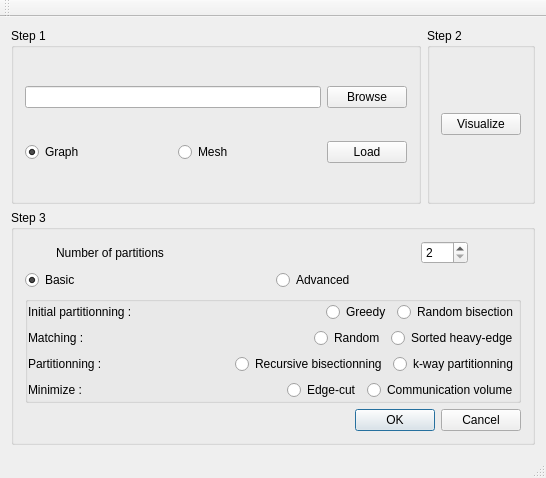
This is mainwindow.ui in hsoudry/cranfieldgroupproject2016 as Qt 5 draws it before an edit. The edited form follows.
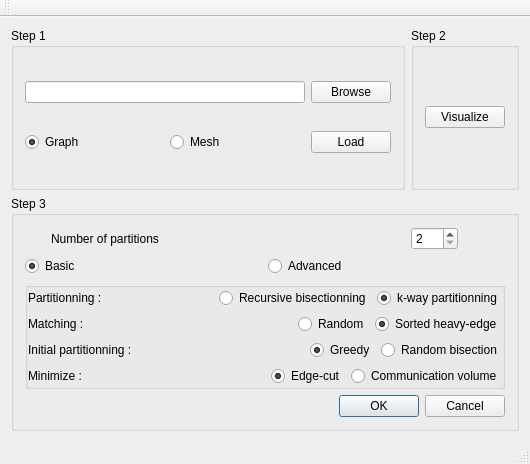
This is the edited form.

Commit message: buttons are checked

```diff
--- a/mainwindow.ui
+++ b/mainwindow.ui
@@ -6,8 +6,8 @@
    <rect>
     <x>0</x>
     <y>0</y>
-    <width>546</width>
-    <height>478</height>
+    <width>530</width>
+    <height>464</height>
    </rect>
   </property>
   <property name="windowTitle">
@@ -133,7 +133,9 @@
          <bool>false</bool>
         </property>
         <layout class="QGridLayout" name="gridLayout_5">
-         <item row="0" column="0" colspan="2">
+         <item row="0" column="0">
+          <layout class="QVBoxLayout" name="verticalLayout_5">
+           <item>
           <layout class="QVBoxLayout" name="verticalLayout_7">
            <item>
             <layout class="QVBoxLayout" name="verticalLayout_4">
@@ -254,109 +256,6 @@
               </property>
               <item row="0" column="0">
                <layout class="QVBoxLayout" name="verticalLayout">
-                <item>
-                 <layout class="QHBoxLayout" name="horizontalLayout_2">
-                  <item>
-                   <widget class="QLabel" name="initial">
-                    <property name="sizePolicy">
-                     <sizepolicy hsizetype="Fixed" vsizetype="Preferred">
-                      <horstretch>0</horstretch>
-                      <verstretch>0</verstretch>
-                     </sizepolicy>
-                    </property>
-                    <property name="text">
-                     <string>Initial partitionning :</string>
-                    </property>
-                   </widget>
-                  </item>
-                  <item>
-                   <spacer name="horizontalSpacer_9">
-                    <property name="orientation">
-                     <enum>Qt::Horizontal</enum>
-                    </property>
-                    <property name="sizeHint" stdset="0">
-                     <size>
-                      <width>40</width>
-                      <height>20</height>
-                     </size>
-                    </property>
-                   </spacer>
-                  </item>
-                  <item>
-                   <widget class="QRadioButton" name="greedy">
-                    <property name="text">
-                     <string>Greedy</string>
-                    </property>
-                    <attribute name="buttonGroup">
-                     <string notr="true">buttonGroup</string>
-                    </attribute>
-                   </widget>
-                  </item>
-                  <item>
-                   <widget class="QRadioButton" name="random_bisection">
-                    <property name="text">
-                     <string>Random bisection</string>
-                    </property>
-                    <attribute name="buttonGroup">
-                     <string notr="true">buttonGroup</string>
-                    </attribute>
-                   </widget>
-                  </item>
-                 </layout>
-                </item>
-                <item>
-                 <layout class="QHBoxLayout" name="horizontalLayout_5">
-                  <item>
-                   <widget class="QLabel" name="matching">
-                    <property name="enabled">
-                     <bool>true</bool>
-                    </property>
-                    <property name="sizePolicy">
-                     <sizepolicy hsizetype="Fixed" vsizetype="Preferred">
-                      <horstretch>0</horstretch>
-                      <verstretch>0</verstretch>
-                     </sizepolicy>
-                    </property>
-                    <property name="text">
-                     <string>Matching :</string>
-                    </property>
-                   </widget>
-                  </item>
-                  <item>
-                   <spacer name="horizontalSpacer_8">
-                    <property name="orientation">
-                     <enum>Qt::Horizontal</enum>
-                    </property>
-                    <property name="sizeHint" stdset="0">
-                     <size>
-                      <width>40</width>
-                      <height>20</height>
-                     </size>
-                    </property>
-                   </spacer>
-                  </item>
-                  <item>
-                   <widget class="QRadioButton" name="random_matching">
-                    <property name="text">
-                     <string>Random</string>
-                    </property>
-                    <attribute name="buttonGroup">
-                     <string notr="true">buttonGroup_2</string>
-                    </attribute>
-                   </widget>
-                  </item>
-                  <item>
-                   <widget class="QRadioButton" name="sorted">
-                    <property name="text">
-                     <string>Sorted heavy-edge</string>
-                    </property>
-                    <attribute name="buttonGroup">
-                     <string notr="true">buttonGroup_2</string>
-                    </attribute>
-                   </widget>
-                  </item>
-                 </layout>
-                </item>
                 <item>
                  <layout class="QHBoxLayout" name="horizontalLayout_8">
                   <item>
@@ -394,6 +293,9 @@
                     <property name="text">
                      <string>k-way partitionning</string>
                     </property>
+                      <property name="checked">
+                       <bool>true</bool>
+                      </property>
                     <attribute name="buttonGroup">
                      <string notr="true">buttonGroup_3</string>
                     </attribute>
@@ -401,6 +303,115 @@
                   </item>
                  </layout>
                 </item>
+                  <item>
+                   <layout class="QHBoxLayout" name="horizontalLayout_5">
+                    <item>
+                     <widget class="QLabel" name="matching">
+                      <property name="enabled">
+                       <bool>true</bool>
+                      </property>
+                      <property name="sizePolicy">
+                       <sizepolicy hsizetype="Fixed" vsizetype="Preferred">
+                        <horstretch>0</horstretch>
+                        <verstretch>0</verstretch>
+                       </sizepolicy>
+                      </property>
+                      <property name="text">
+                       <string>Matching :</string>
+                      </property>
+                     </widget>
+                    </item>
+                    <item>
+                     <spacer name="horizontalSpacer_8">
+                      <property name="orientation">
+                       <enum>Qt::Horizontal</enum>
+                      </property>
+                      <property name="sizeHint" stdset="0">
+                       <size>
+                        <width>40</width>
+                        <height>20</height>
+                       </size>
+                      </property>
+                     </spacer>
+                    </item>
+                    <item>
+                     <widget class="QRadioButton" name="random_matching">
+                      <property name="text">
+                       <string>Random</string>
+                      </property>
+                      <attribute name="buttonGroup">
+                       <string notr="true">buttonGroup_2</string>
+                      </attribute>
+                     </widget>
+                    </item>
+                    <item>
+                     <widget class="QRadioButton" name="sorted">
+                      <property name="text">
+                       <string>Sorted heavy-edge</string>
+                      </property>
+                      <property name="checked">
+                       <bool>true</bool>
+                      </property>
+                      <attribute name="buttonGroup">
+                       <string notr="true">buttonGroup_2</string>
+                      </attribute>
+                     </widget>
+                    </item>
+                   </layout>
+                  </item>
+                  <item>
+                   <layout class="QHBoxLayout" name="horizontalLayout_2">
+                    <item>
+                     <widget class="QLabel" name="initial">
+                      <property name="sizePolicy">
+                       <sizepolicy hsizetype="Fixed" vsizetype="Preferred">
+                        <horstretch>0</horstretch>
+                        <verstretch>0</verstretch>
+                       </sizepolicy>
+                      </property>
+                      <property name="text">
+                       <string>Initial partitionning :</string>
+                      </property>
+                     </widget>
+                    </item>
+                    <item>
+                     <spacer name="horizontalSpacer_9">
+                      <property name="orientation">
+                       <enum>Qt::Horizontal</enum>
+                      </property>
+                      <property name="sizeHint" stdset="0">
+                       <size>
+                        <width>40</width>
+                        <height>20</height>
+                       </size>
+                      </property>
+                     </spacer>
+                    </item>
+                    <item>
+                     <widget class="QRadioButton" name="greedy">
+                      <property name="text">
+                       <string>Greedy</string>
+                      </property>
+                      <property name="checked">
+                       <bool>true</bool>
+                      </property>
+                      <attribute name="buttonGroup">
+                       <string notr="true">buttonGroup</string>
+                      </attribute>
+                     </widget>
+                    </item>
+                    <item>
+                     <widget class="QRadioButton" name="random_bisection">
+                      <property name="text">
+                       <string>Random bisection</string>
+                      </property>
+                      <attribute name="buttonGroup">
+                       <string notr="true">buttonGroup</string>
+                      </attribute>
+                     </widget>
+                    </item>
+                   </layout>
+                  </item>
                 <item>
                  <layout class="QHBoxLayout" name="horizontalLayout_9">
                   <item>
@@ -428,6 +439,9 @@
                     <property name="text">
                      <string>Edge-cut</string>
                     </property>
+                      <property name="checked">
+                       <bool>true</bool>
+                      </property>
                     <attribute name="buttonGroup">
                      <string notr="true">buttonGroup_4</string>
                     </attribute>
@@ -452,7 +466,9 @@
            </item>
           </layout>
          </item>
-         <item row="1" column="0">
+           <item>
+            <layout class="QHBoxLayout" name="horizontalLayout_10">
+             <item>
           <spacer name="horizontalSpacer_5">
            <property name="orientation">
             <enum>Qt::Horizontal</enum>
@@ -465,7 +481,7 @@
            </property>
           </spacer>
          </item>
-         <item row="1" column="1">
+             <item>
           <widget class="QDialogButtonBox" name="ButtonsOkCancel">
            <property name="orientation">
             <enum>Qt::Horizontal</enum>
@@ -476,6 +492,10 @@
           </widget>
          </item>
         </layout>
+           </item>
+          </layout>
+         </item>
+        </layout>
        </widget>
       </item>
      </layout>
```
Left out of the diff: 2 changed lines with no effect on the pictures. Lines whose indentation alone changed are shown as unchanged.
